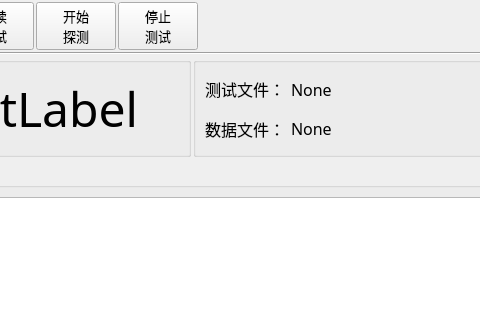
Above: MeterMode/clsMeterMode.ui from caicaiking/WKEFactoryView2014 before the change; both pictures show x 130 to 610 and y 0 to 320 of the 1280 by 768 pixel window. Below: the same form after it.
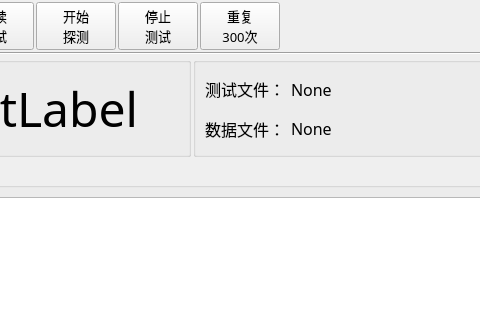
That is the form after the change. Icons and pictures are not drawn. Custom widgets are drawn as their Qt base class.

```diff
--- a/MeterMode/clsMeterMode.ui
+++ b/MeterMode/clsMeterMode.ui
@@ -204,6 +204,26 @@
         </property>
        </widget>
       </item>
+      <item>
+       <widget class="QPushButton" name="btnRep300">
+        <property name="minimumSize">
+         <size>
+          <width>0</width>
+          <height>40</height>
+         </size>
+        </property>
+        <property name="font">
+         <font>
+          <family>楷体</family>
+          <pointsize>10</pointsize>
+         </font>
+        </property>
+        <property name="text">
+         <string>重复
+300次</string>
+        </property>
+       </widget>
+      </item>
       <item>
        <spacer name="horizontalSpacer_4">
         <property name="orientation">
```
